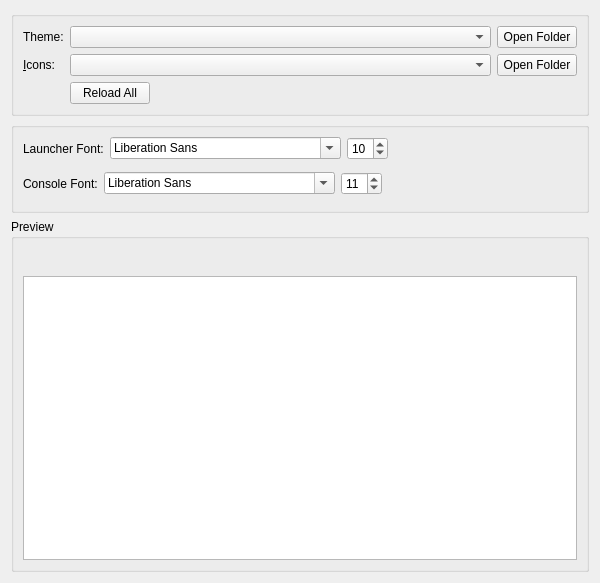
corecommit/PollyMC-Continued, file launcher/ui/widgets/AppearanceWidget.ui: the form before one commit.
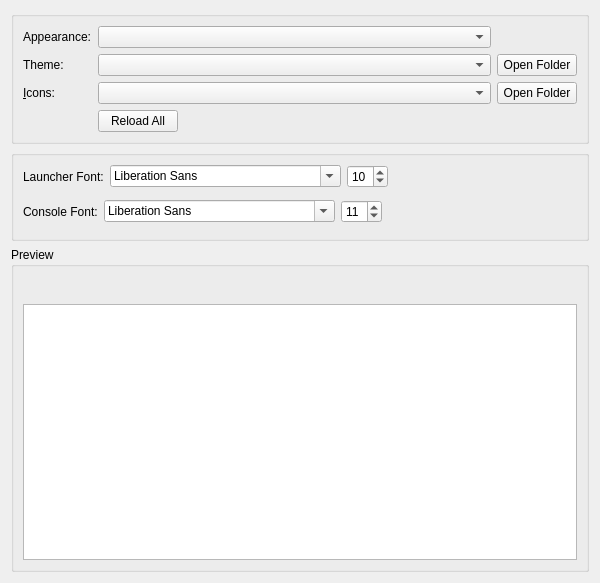
The form after the commit. Icons and pictures are not drawn.

Commit message: Add: split dark-light mode from widget style [skip release]

Diff of the .ui file:
```diff
--- a/launcher/ui/widgets/AppearanceWidget.ui
+++ b/launcher/ui/widgets/AppearanceWidget.ui
@@ -28,7 +28,30 @@
      <layout class="QVBoxLayout" name="verticalLayout_2">
       <item>
        <layout class="QGridLayout" name="gridLayout">
-         <item row="0" column="3">
+        <item row="0" column="2">
+         <widget class="QComboBox" name="appearanceModeComboBox">
+          <property name="sizePolicy">
+           <sizepolicy hsizetype="Expanding" vsizetype="Fixed">
+            <horstretch>0</horstretch>
+            <verstretch>0</verstretch>
+           </sizepolicy>
+          </property>
+          <property name="focusPolicy">
+           <enum>Qt::FocusPolicy::StrongFocus</enum>
+          </property>
+         </widget>
+        </item>
+        <item row="0" column="0">
+         <widget class="QLabel" name="appearanceModeLabel">
+          <property name="text">
+           <string>Appearance:</string>
+          </property>
+          <property name="buddy">
+           <cstring>appearanceModeComboBox</cstring>
+          </property>
+         </widget>
+        </item>
+        <item row="1" column="3">
           <widget class="QPushButton" name="widgetStyleFolder">
            <property name="toolTip">
             <string>View widget themes folder.</string>
@@ -38,8 +61,8 @@
            </property>
           </widget>
          </item>
-         <item row="1" column="3">
-          <widget class="QPushButton" name="iconsFolder">
+        <item row="2" column="3">
+         <widget class="QPushButton" name="iconsFolder">
            <property name="toolTip">
             <string>View icon themes folder.</string>
            </property>
@@ -48,8 +71,8 @@
            </property>
           </widget>
          </item>
-         <item row="1" column="2">
-          <widget class="QComboBox" name="iconsComboBox">
+        <item row="2" column="2">
+         <widget class="QComboBox" name="iconsComboBox">
           <property name="sizePolicy">
            <sizepolicy hsizetype="Expanding" vsizetype="Fixed">
             <horstretch>0</horstretch>
@@ -61,7 +84,7 @@
           </property>
          </widget>
         </item>
-        <item row="0" column="2">
+        <item row="1" column="2">
          <widget class="QComboBox" name="widgetStyleComboBox">
           <property name="sizePolicy">
            <sizepolicy hsizetype="Expanding" vsizetype="Fixed">
@@ -74,7 +97,7 @@
           </property>
          </widget>
         </item>
-        <item row="3" column="2">
+        <item row="4" column="2">
          <widget class="QPushButton" name="reloadThemesButton">
           <property name="sizePolicy">
            <sizepolicy hsizetype="Maximum" vsizetype="Fixed">
@@ -87,7 +110,7 @@
           </property>
          </widget>
         </item>
-        <item row="0" column="0">
+        <item row="1" column="0">
          <widget class="QLabel" name="widgetStyleLabel">
           <property name="text">
            <string>Theme:</string>
@@ -97,7 +120,7 @@
           </property>
          </widget>
         </item>
-        <item row="1" column="0">
+        <item row="2" column="0">
          <widget class="QLabel" name="iconsLabel">
           <property name="text">
            <string>&amp;Icons:</string>
```
The commit also changes 12 other files.
